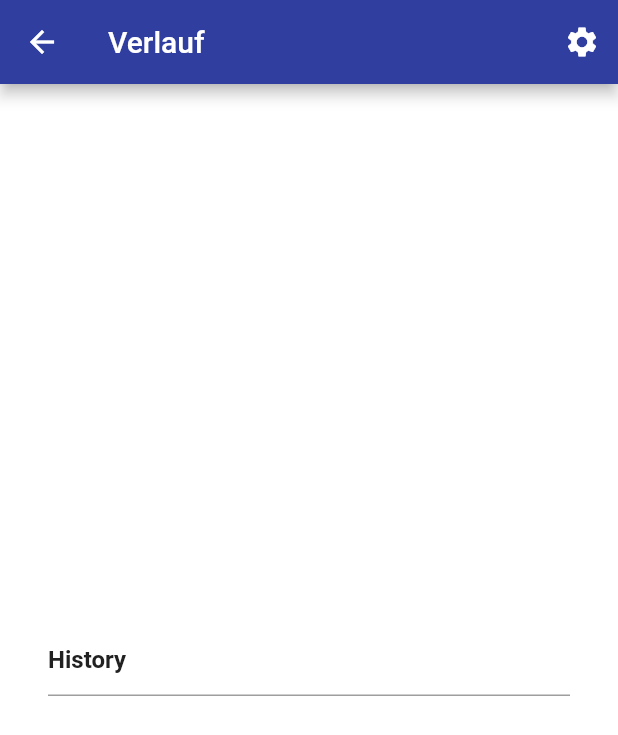
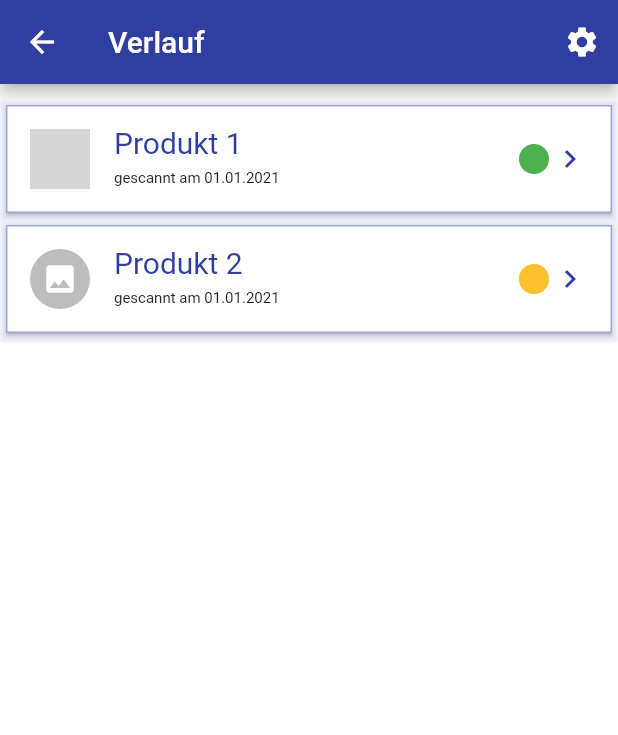
Before and after one commit to m-glock/Inhaltsstoff-Warnapp, a Flutter app: the HistoryRoot screen opened directly, on a phone screen of 412 x 824 dp. Shown: the top 735 px of the screen. Run offline on Flutter 3.47's test engine with Material 2 defaults, Android fonts, the phone set to English and light mode, and no system bars; our stand-ins replace introduction_screen, shared_preferences, sqflite; missing offline and left inert: flutter_barcode_scanner; accounts and stored records are empty; network calls fail; grey boxes are pictures that could not be loaded.

Commit message:
implemented ProductListItem Widget for history and favourites lists

```diff
--- /dev/null
+++ b/lib/customWidgets/CircularImage.dart
@@ -0,0 +1,47 @@
+import 'package:flutter/material.dart';
+
+class CircularImage extends StatelessWidget {
+  double diameter;
+  ImageProvider image;
+
+  CircularImage({
+    Key key,
+    this.diameter,
+    this.image,
+  }) : super(key: key);
+
+  @override
+  Widget build(BuildContext context) {
+    return /*image == null
+        ? CircleAvatar(
+            backgroundColor: Theme.of(context).disabledColor,
+            child: Icon(
+              Icons.image,
+              color: Colors.white,
+            ),
+          )
+        : CircleAvatar(
+            backgroundColor: Theme.of(context).disabledColor,
+            backgroundImage: image,
+          );*/
+
+    Container(
+      width: diameter,
+      height: diameter,
+      decoration: BoxDecoration(
+        shape: BoxShape.circle,
+        color: Theme.of(context).disabledColor,
+      ),
+      child: Icon(
+        Icons.image,
+        color: Colors.white,
+      ),
+      foregroundDecoration: image != null
+          ? BoxDecoration(
+              shape: BoxShape.circle,
+              image: DecorationImage(image: image, fit: BoxFit.fill),
+            )
+          : null,
+    );
+  }
+}
--- /dev/null
+++ b/lib/customWidgets/ProductListItem.dart
@@ -0,0 +1,70 @@
+import '../backend/Enums/ScanResult.dart';
+import './CircularImage.dart';
+import './ResultCircle.dart';
+
+import 'package:flutter/material.dart';
+import 'package:intl/intl.dart';
+
+class ProductListItem extends StatelessWidget {
+  ImageProvider image;
+  String name;
+  DateTime scanDate;
+  ScanResult scanResult;
+
+  ProductListItem({
+    Key key,
+    this.image,
+    this.name,
+    this.scanDate,
+    this.scanResult,
+  }) : super(key: key);
+
+  @override
+  Widget build(BuildContext context) {
+    return Container(
+      child: Card(
+        //color: Theme.of(context).accentColor,
+        shape: Border.all(
+          width: 1.0,
+          color: Colors.indigo[200], //Theme.of(context).accentColor,
+        ),
+        child: ListTile(
+          leading: CircularImage(
+            diameter: 40.0,
+            image: image,
+          ),
+          title: Text(
+            name,
+            style: Theme.of(context).textTheme.headline2,
+          ),
+          subtitle: Text(
+            'gescannt am ' + new DateFormat('dd.MM.yyyy').format(scanDate),
+            style: Theme.of(context).textTheme.bodyText2,
+          ),
+          trailing: Row(
+            mainAxisSize: MainAxisSize.min,
+            children: [
+              ResultCircle(
+                result: scanResult,
+                small: true,
+              ),
+              Icon(
+                Icons.keyboard_arrow_right,
+                color: Theme.of(context).primaryColor,
+              ),
+            ],
+          ),
+        ),
+      ),
+      decoration: BoxDecoration(
+        boxShadow: <BoxShadow>[
+          new BoxShadow(
+            color: Theme.of(context).accentColor,
+            blurRadius: 1.0,
+            offset: new Offset(0.0, 2.0),
+          ),
+        ],
+      ),
+    );
+  }
+}
--- a/lib/pages/history/HistoryRoot.dart
+++ b/lib/pages/history/HistoryRoot.dart
@@ -1,40 +1,33 @@
+import '../../backend/Enums/ScanResult.dart';
+import '../../customWidgets/ProductListItem.dart';
 import '../../customWidgets/CustomAppBar.dart';
 import 'package:flutter/material.dart';
 
-class HistoryRoot extends StatefulWidget {
-  const HistoryRoot({ Key key }) : super(key: key);
-
-  @override
-  _HistoryRootState createState() => _HistoryRootState();
-}
-
-class _HistoryRootState extends State<HistoryRoot> {
-  TextEditingController _textController;
-
-  @override
-  void initState() {
-    super.initState();
-    _textController = TextEditingController(
-      text: "History",
-    );
-  }
+class HistoryRoot extends StatelessWidget {
+  const HistoryRoot({Key key}) : super(key: key);
 
   @override
   Widget build(BuildContext context) {
     return Scaffold(
       appBar: CustomAppBar('Verlauf'),
       backgroundColor: Colors.white,
-      body: Container(
-        padding: const EdgeInsets.all(32.0),
-        alignment: Alignment.center,
-        child: TextField(controller: _textController),
+      body: ListView(
+        padding: EdgeInsets.symmetric(vertical: 10.0),
+        children: <Widget>[
+          ProductListItem(
+            image: NetworkImage('https://googleflutter.com/sample_image.jpg'),
+            name: 'Produkt 1',
+            scanDate: DateTime.now(),
+            scanResult: ScanResult.Green,
+          ),
+          ProductListItem(
+            image: null,
+            name: 'Produkt 2',
+            scanDate: DateTime.now(),
+            scanResult: ScanResult.Yellow,
+          )
+        ],
       ),
     );
   }
-
-  @override
-  void dispose() {
-    _textController.dispose();
-    super.dispose();
-  }
 }
```
